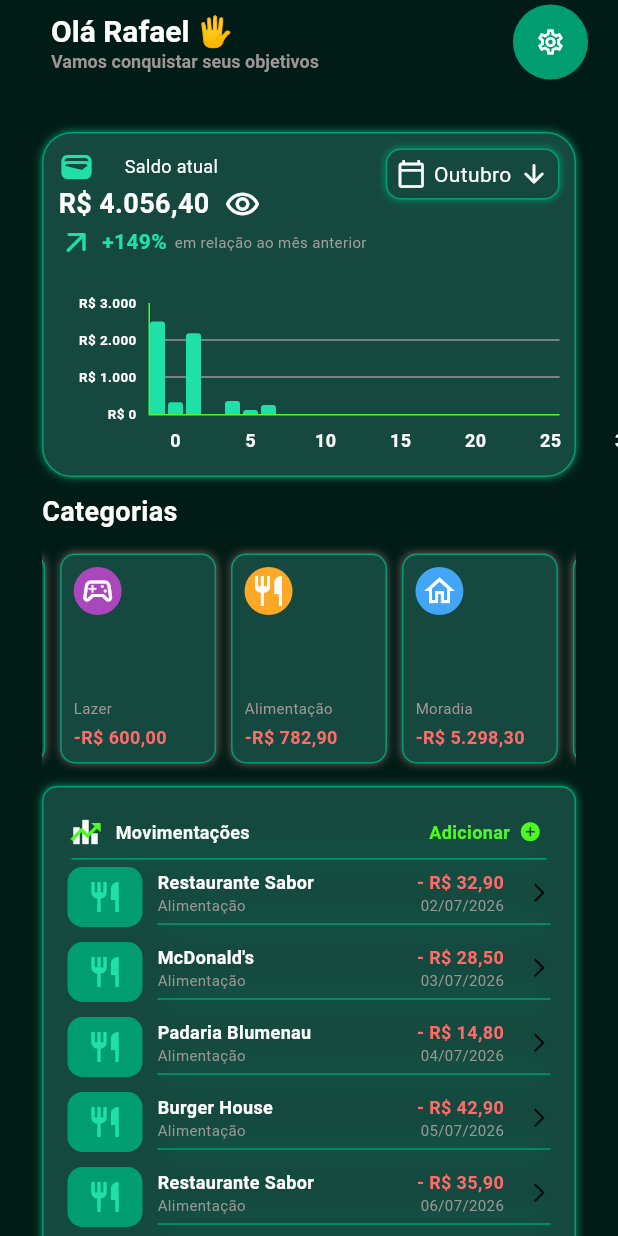
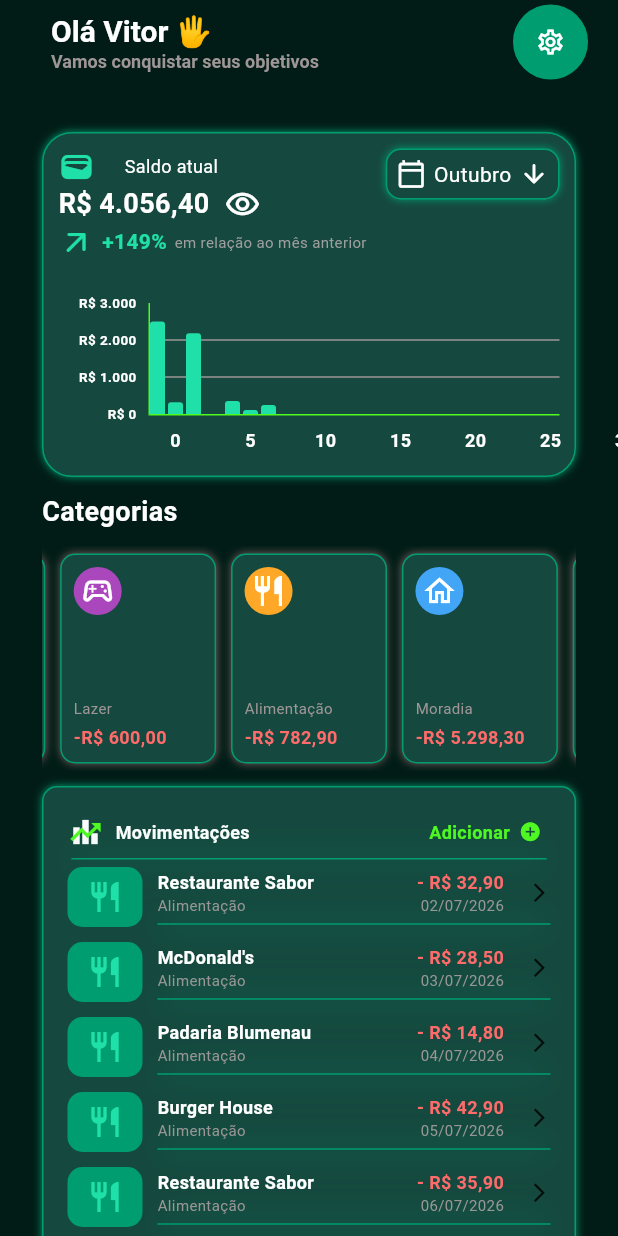
Before and after one commit to PatryckDiasDelfes/sem_sufoco, a Flutter app: the HomePage screen opened by its route, on a phone screen of 412 x 824 dp. Run offline on Flutter 3.47's test engine with Material 3 defaults, Android fonts, the phone set to English and light mode, and no system bars; drawn by our look-alikes of carousel_slider, fl_chart; our stand-ins replace animated_notch_bottom_bar, flutter_svg, go_router.

Commit message:
fix: update userName in HomePage to 'Vitor'

```diff
--- a/lib/features/home/pages/home_page.dart
+++ b/lib/features/home/pages/home_page.dart
@@ -20,7 +20,7 @@ class HomePage extends StatelessWidget {
 
   @override
   Widget build(BuildContext context) {
-    String userName = 'Rafael';
+    String userName = 'Vitor';
     return Scaffold(
       backgroundColor: AppColors.backGround,
       appBar: AppBarCustom(userName: userName),
```
